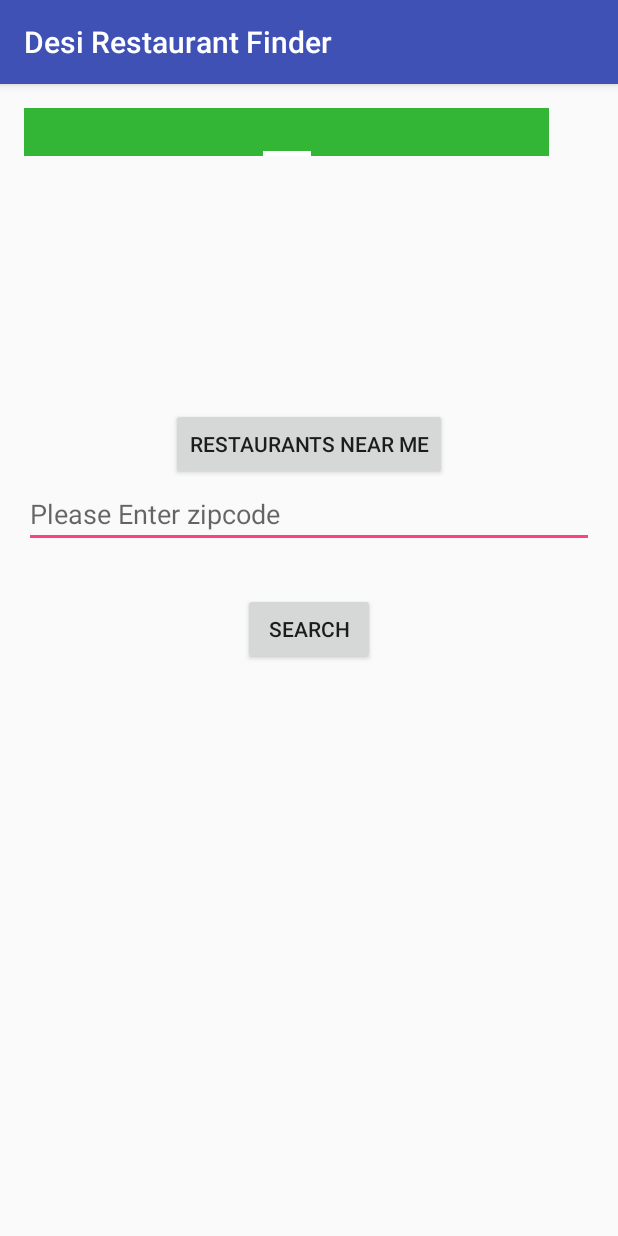
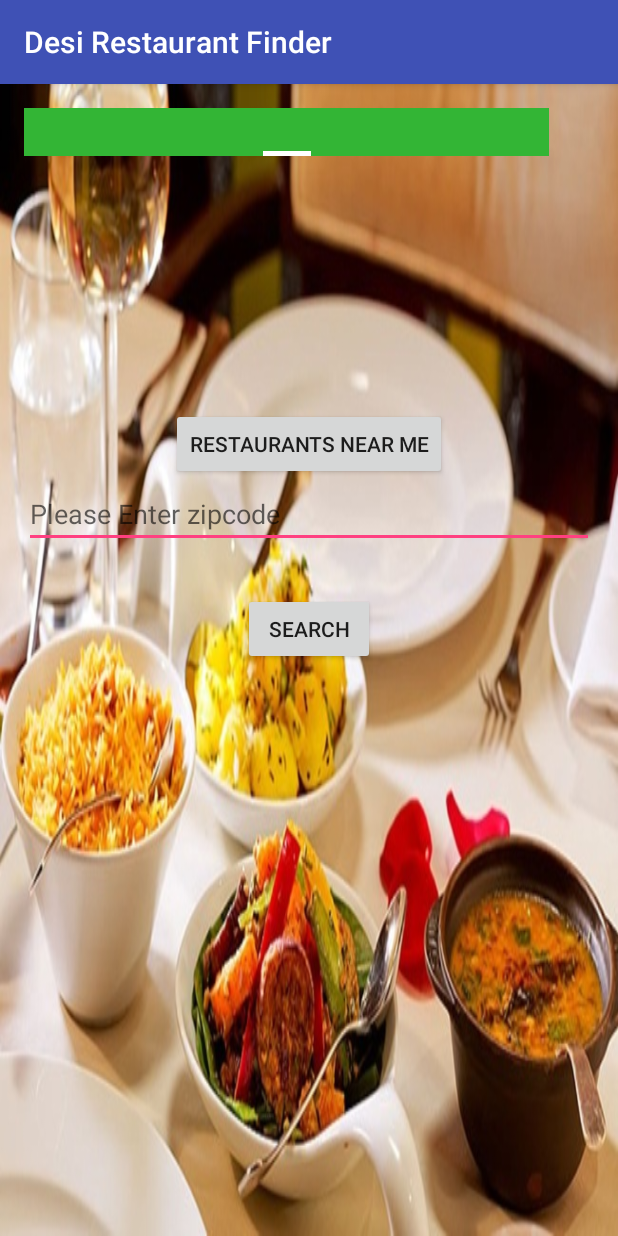
Before and after one commit to Hasan-Mehedi/Indian-Restaurant-Finder, an Android app: the screen it shows after launch (MainActivity), on a phone screen of 412 x 824 dp. Run offline under Robolectric (Android 15) with nearby library versions, the phone set to English and light mode, and no system bars.

Commit message:
Image added to welcome screen

```diff
--- a/DesiRestaurantFinder/app/src/main/res/layout/activity_main.xml
+++ b/DesiRestaurantFinder/app/src/main/res/layout/activity_main.xml
@@ -8,6 +8,7 @@
     android:paddingLeft="@dimen/activity_horizontal_margin"
     android:paddingRight="@dimen/activity_horizontal_margin"
     android:paddingTop="@dimen/activity_vertical_margin"
+    android:background="@drawable/rest"
     tools:context=".MainActivity">
 
     <android.support.v4.view.ViewPager
```
Also changed, not shown: DesiRestaurantFinder/app/src/main/res/drawable/rest.jpg (added).
